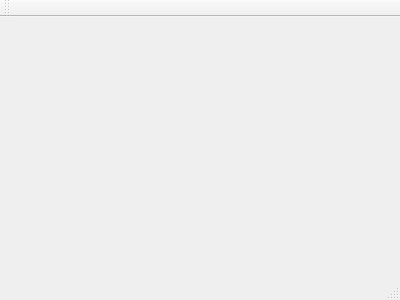
Qt form mainwindow.ui (UnnamedDev/QtCalc) before a commit.
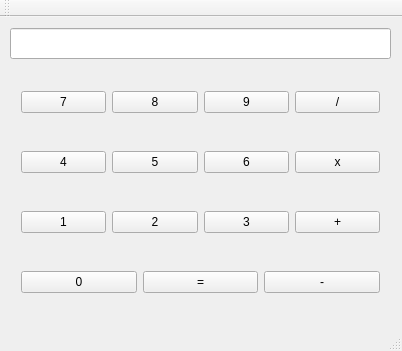
The same form after that commit.

The edit to the form file:
```diff
--- a/mainwindow.ui
+++ b/mainwindow.ui
@@ -1,24 +1,209 @@
 <ui version="4.0">
  <class>MainWindow</class>
- <widget class="QMainWindow" name="MainWindow" >
-  <property name="geometry" >
+ <widget class="QMainWindow" name="MainWindow">
+  <property name="geometry">
    <rect>
     <x>0</x>
     <y>0</y>
-    <width>400</width>
-    <height>300</height>
+    <width>402</width>
+    <height>351</height>
    </rect>
   </property>
   <property name="windowTitle" >
    <string>MainWindow</string>
   </property>
-  <widget class="QMenuBar" name="menuBar" />
-  <widget class="QToolBar" name="mainToolBar" />
-  <widget class="QWidget" name="centralWidget" />
-  <widget class="QStatusBar" name="statusBar" />
+  <widget class="QWidget" name="centralWidget">
+   <widget class="QWidget" name="horizontalLayoutWidget">
+    <property name="geometry">
+     <rect>
+      <x>10</x>
+      <y>60</y>
+      <width>381</width>
+      <height>51</height>
+     </rect>
+    </property>
+    <layout class="QHBoxLayout" name="horizontalLayout_2">
+     <item>
+      <widget class="QPushButton" name="pushButton7">
+       <property name="text">
+        <string>7</string>
+       </property>
+      </widget>
+     </item>
+     <item>
+      <widget class="QPushButton" name="pushButton8">
+       <property name="text">
+        <string>8</string>
+       </property>
+      </widget>
+     </item>
+     <item>
+      <widget class="QPushButton" name="pushButton9">
+       <property name="text">
+        <string>9</string>
+       </property>
+      </widget>
+     </item>
+     <item>
+      <widget class="QPushButton" name="pushButtonDiv">
+       <property name="text">
+        <string>/</string>
+       </property>
+      </widget>
+     </item>
+    </layout>
+   </widget>
+   <widget class="QWidget" name="horizontalLayoutWidget_2">
+    <property name="geometry">
+     <rect>
+      <x>10</x>
+      <y>120</y>
+      <width>381</width>
+      <height>51</height>
+     </rect>
+    </property>
+    <layout class="QHBoxLayout" name="horizontalLayout_3">
+     <item>
+      <widget class="QPushButton" name="pushButton4">
+       <property name="text">
+        <string>4</string>
+       </property>
+      </widget>
+     </item>
+     <item>
+      <widget class="QPushButton" name="pushButton5">
+       <property name="text">
+        <string>5</string>
+       </property>
+      </widget>
+     </item>
+     <item>
+      <widget class="QPushButton" name="pushButton6">
+       <property name="text">
+        <string>6</string>
+       </property>
+      </widget>
+     </item>
+     <item>
+      <widget class="QPushButton" name="pushButtonMult">
+       <property name="text">
+        <string>x</string>
+       </property>
+      </widget>
+     </item>
+    </layout>
+   </widget>
+   <widget class="QWidget" name="horizontalLayoutWidget_3">
+    <property name="geometry">
+     <rect>
+      <x>10</x>
+      <y>180</y>
+      <width>381</width>
+      <height>51</height>
+     </rect>
+    </property>
+    <layout class="QHBoxLayout" name="horizontalLayout_4">
+     <item>
+      <widget class="QPushButton" name="pushButton1">
+       <property name="text">
+        <string>1</string>
+       </property>
+      </widget>
+     </item>
+     <item>
+      <widget class="QPushButton" name="pushButton2">
+       <property name="text">
+        <string>2</string>
+       </property>
+      </widget>
+     </item>
+     <item>
+      <widget class="QPushButton" name="pushButton3">
+       <property name="text">
+        <string>3</string>
+       </property>
+      </widget>
+     </item>
+     <item>
+      <widget class="QPushButton" name="pushButtonAdd">
+       <property name="text">
+        <string>+</string>
+       </property>
+      </widget>
+     </item>
+    </layout>
+   </widget>
+   <widget class="QWidget" name="horizontalLayoutWidget_4">
+    <property name="geometry">
+     <rect>
+      <x>10</x>
+      <y>240</y>
+      <width>381</width>
+      <height>51</height>
+     </rect>
+    </property>
+    <layout class="QHBoxLayout" name="horizontalLayout_5">
+     <item>
+      <widget class="QPushButton" name="pushButton0">
+       <property name="enabled">
+        <bool>true</bool>
+       </property>
+       <property name="text">
+        <string>0</string>
+       </property>
+      </widget>
+     </item>
+     <item>
+      <widget class="QPushButton" name="pushButtonRes">
+       <property name="text">
+        <string>=</string>
+       </property>
+      </widget>
+     </item>
+     <item>
+      <widget class="QPushButton" name="pushButtonMin">
+       <property name="text">
+        <string>-</string>
+       </property>
+      </widget>
+     </item>
+    </layout>
+   </widget>
+   <widget class="QLineEdit" name="line">
+    <property name="geometry">
+     <rect>
+      <x>10</x>
+      <y>11</y>
+      <width>381</width>
+      <height>31</height>
+     </rect>
+    </property>
+    <property name="readOnly">
+     <bool>true</bool>
+    </property>
+   </widget>
+  </widget>
+  <widget class="QMenuBar" name="menuBar">
+   <property name="geometry">
+    <rect>
+     <x>0</x>
+     <y>0</y>
+     <width>402</width>
+     <height>19</height>
+    </rect>
+   </property>
+  </widget>
+  <widget class="QToolBar" name="mainToolBar">
+   <attribute name="toolBarArea">
+    <enum>TopToolBarArea</enum>
+   </attribute>
+   <attribute name="toolBarBreak">
+    <bool>false</bool>
+   </attribute>
+  </widget>
+  <widget class="QStatusBar" name="statusBar"/>
  </widget>
- <layoutDefault spacing="6" margin="11" />
- <pixmapfunction></pixmapfunction>
+ <layoutdefault spacing="6" margin="11"/>
  <resources/>
  <connections/>
 </ui>
```
Left out of the diff: 3 changed lines with no effect on the pictures.
